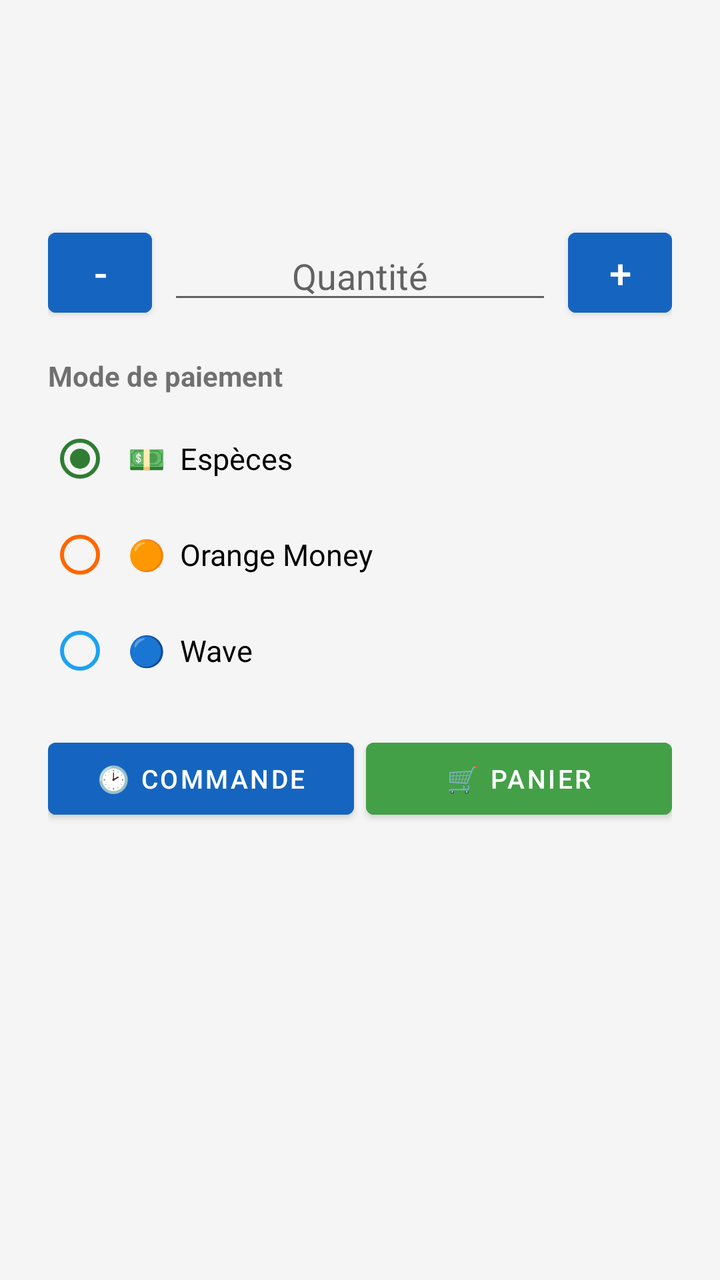
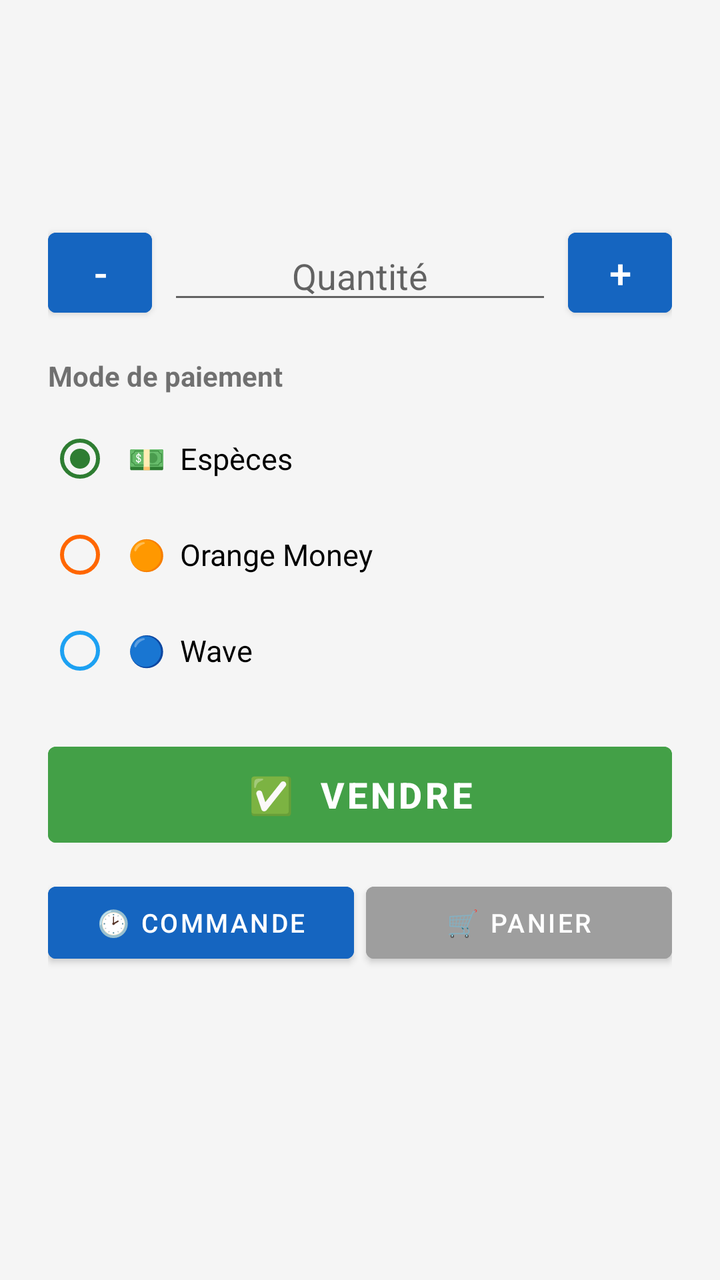

An Android layout rendered at two revisions. The XML below is the earlier revision; the diff shows what the commit changed to produce the second picture.
<!-- AndroidManifest.xml: application theme Theme.MonStock -->
<!-- res/layout/dialog_sell.xml -->
<?xml version="1.0" encoding="utf-8"?>
<LinearLayout xmlns:android="http://schemas.android.com/apk/res/android"
    android:layout_width="match_parent"
    android:layout_height="wrap_content"
    android:orientation="vertical"
    android:padding="24dp">

    <TextView
        android:id="@+id/tvAvailableStock"
        android:layout_width="match_parent"
        android:layout_height="wrap_content"
        android:textStyle="bold"
        android:textSize="15sp"
        android:textColor="?attr/colorPrimary"
        android:layout_marginBottom="4dp" />

    <TextView
        android:id="@+id/tvUnitPrice"
        android:layout_width="match_parent"
        android:layout_height="wrap_content"
        android:textStyle="bold"
        android:textSize="15sp"
        android:textColor="@color/accent"
        android:layout_marginBottom="4dp" />

    <TextView
        android:id="@+id/tvTotalPrice"
        android:layout_width="match_parent"
        android:layout_height="wrap_content"
        android:textStyle="bold"
        android:textSize="19sp"
        android:textColor="@color/accent"
        android:layout_marginBottom="12dp" />

    <LinearLayout
        android:layout_width="match_parent"
        android:layout_height="wrap_content"
        android:orientation="horizontal"
        android:gravity="center_vertical">

        <Button
            android:id="@+id/btnMinus"
            android:layout_width="52dp"
            android:layout_height="52dp"
            android:text="-"
            android:textSize="20sp"
            android:backgroundTint="?attr/colorPrimary" />

        <EditText
            android:id="@+id/etQuantitySold"
            android:layout_width="0dp"
            android:layout_height="wrap_content"
            android:layout_weight="1"
            android:gravity="center"
            android:hint="@string/quantity"
            android:inputType="number"
            android:textSize="18sp"
            android:layout_marginHorizontal="8dp" />

        <Button
            android:id="@+id/btnPlus"
            android:layout_width="52dp"
            android:layout_height="52dp"
            android:text="+"
            android:textSize="20sp"
            android:backgroundTint="?attr/colorPrimary" />

    </LinearLayout>

    <TextView
        android:layout_width="wrap_content"
        android:layout_height="wrap_content"
        android:text="Mode de paiement"
        android:textStyle="bold"
        android:layout_marginTop="16dp"
        android:layout_marginBottom="8dp" />

    <RadioGroup
        android:id="@+id/rgPayment"
        android:layout_width="match_parent"
        android:layout_height="wrap_content">

        <RadioButton
            android:id="@+id/rbCash"
            android:layout_width="match_parent"
            android:layout_height="wrap_content"
            android:text="💵  Espèces"
            android:textSize="15sp"
            android:buttonTint="@color/cash"
            android:checked="true"
            android:padding="8dp" />

        <RadioButton
            android:id="@+id/rbOrangeMoney"
            android:layout_width="match_parent"
            android:layout_height="wrap_content"
            android:text="🟠  Orange Money"
            android:textSize="15sp"
            android:buttonTint="@color/orange_money"
            android:padding="8dp" />

        <RadioButton
            android:id="@+id/rbWave"
            android:layout_width="match_parent"
            android:layout_height="wrap_content"
            android:text="🔵  Wave"
            android:textSize="15sp"
            android:buttonTint="@color/wave"
            android:padding="8dp" />

    </RadioGroup>

    <LinearLayout
        android:layout_width="match_parent"
        android:layout_height="wrap_content"
        android:orientation="horizontal"
        android:layout_marginTop="16dp">

        <Button
            android:id="@+id/btnOrderSingle"
            android:layout_width="0dp"
            android:layout_height="wrap_content"
            android:layout_weight="1"
            android:text="🕑 Commande"
            android:textSize="13sp"
            android:backgroundTint="?attr/colorPrimary"
            android:layout_marginEnd="6dp" />

        <Button
            android:id="@+id/btnAddToCart"
            android:layout_width="0dp"
            android:layout_height="wrap_content"
            android:layout_weight="1"
            android:text="🛒 Panier"
            android:textSize="13sp"
            android:backgroundTint="@color/accent" />

    </LinearLayout>

</LinearLayout>
<!-- resources referenced by this layout -->
<resources>
  <color name="accent">#43A047</color>
  <color name="cash">#2E7D32</color>
  <color name="orange_money">#FF6600</color>
  <color name="wave">#1DA1F2</color>
  <string name="quantity">Quantité</string>
  <style name="Theme.MonStock" parent="Theme.MaterialComponents.DayNight.NoActionBar">
          <item name="colorPrimary">@color/primary</item>
          <item name="colorPrimaryDark">@color/primary_dark</item>
          <item name="colorAccent">@color/accent</item>
          <item name="android:windowBackground">@color/background</item>
      </style>
  <color name="primary">#1565C0</color>
  <color name="primary_dark">#0D47A1</color>
  <color name="background">#F5F5F5</color>
</resources>

<!-- the commit's change to res/layout/dialog_sell.xml (unified diff, before → after) -->
@@ -110,11 +110,22 @@
 
     </RadioGroup>
 
+    <Button
+        android:id="@+id/btnSellNow"
+        android:layout_width="match_parent"
+        android:layout_height="60dp"
+        android:layout_marginTop="18dp"
+        android:text="✅  VENDRE"
+        android:textSize="18sp"
+        android:textStyle="bold"
+        android:textColor="@color/white"
+        android:backgroundTint="@color/accent" />
+
     <LinearLayout
         android:layout_width="match_parent"
         android:layout_height="wrap_content"
         android:orientation="horizontal"
-        android:layout_marginTop="16dp">
+        android:layout_marginTop="10dp">
 
         <Button
             android:id="@+id/btnOrderSingle"
@@ -133,7 +144,7 @@
             android:layout_weight="1"
             android:text="🛒 Panier"
             android:textSize="13sp"
-            android:backgroundTint="@color/accent" />
+            android:backgroundTint="#9E9E9E" />
 
     </LinearLayout>
 
<!-- resource entries referenced after the edit -->
@@ -4,6 +4,7 @@
   <color name="cash">#2E7D32</color>
   <color name="orange_money">#FF6600</color>
   <color name="wave">#1DA1F2</color>
+  <color name="white">#FFFFFF</color>
   <string name="quantity">Quantité</string>
   <style name="Theme.MonStock" parent="Theme.MaterialComponents.DayNight.NoActionBar">
           <item name="colorPrimary">@color/primary</item>
